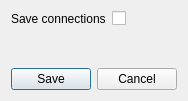
Old version of the form giscube_admin_configure_dialog_base.ui in the repository giscube/giscube-admin-qgis-plugin.
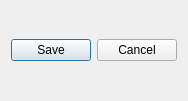
New version of the form.

The edit to the form file:
```diff
--- a/giscube_admin_configure_dialog_base.ui
+++ b/giscube_admin_configure_dialog_base.ui
@@ -15,22 +15,7 @@
   </property>
   <layout class="QVBoxLayout" name="verticalLayout">
    <item>
-    <layout class="QFormLayout" name="options_layout">
-     <item row="0" column="0">
-      <widget class="QLabel" name="save_connections_label">
-       <property name="text">
-        <string>Save connections</string>
-       </property>
-      </widget>
-     </item>
-     <item row="0" column="1">
-      <widget class="QCheckBox" name="save_connections">
-       <property name="text">
-        <string/>
-       </property>
-      </widget>
-     </item>
-    </layout>
+    <layout class="QFormLayout" name="options_layout"/>
    </item>
    <item>
     <widget class="QDialogButtonBox" name="buttonBox">
```
